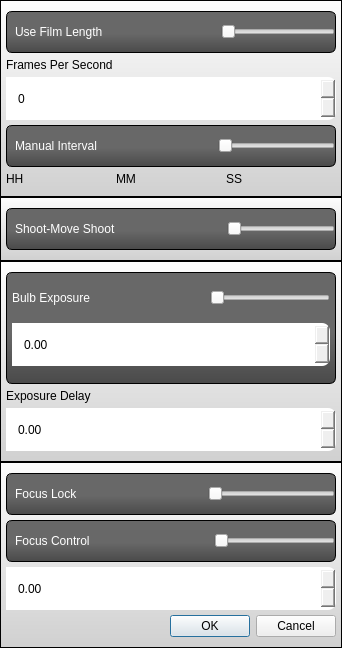
This is Graffik/gui/film/Dialogs/cameracontroldialog.ui in DynamicPerception/Graffik_Legacy as Qt 5 draws it before an edit. The edited form follows.
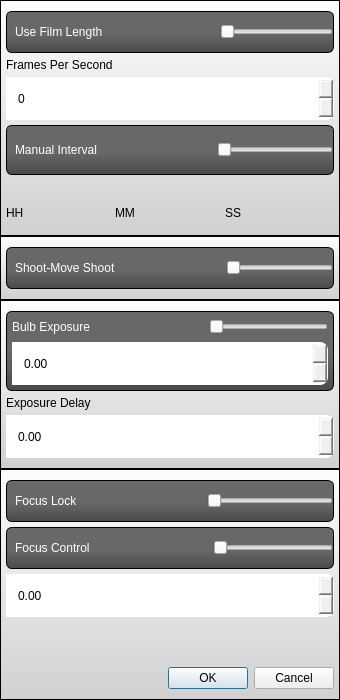
This is the edited form. Icons and pictures are not drawn. Custom widgets are drawn as their Qt base class.

What changed in the file:
```diff
--- a/Graffik/gui/film/Dialogs/cameracontroldialog.ui
+++ b/Graffik/gui/film/Dialogs/cameracontroldialog.ui
@@ -6,15 +6,27 @@
    <rect>
     <x>0</x>
     <y>0</y>
-    <width>342</width>
-    <height>625</height>
+    <width>340</width>
+    <height>700</height>
    </rect>
   </property>
+  <property name="minimumSize">
+   <size>
+    <width>0</width>
+    <height>700</height>
+   </size>
+  </property>
   <property name="windowTitle">
    <string>Camera Control Parameters</string>
   </property>
   <property name="styleSheet">
-   <string notr="true">QDoubleSpinBox, QSpinBox {
+   <string notr="true">#manIntShowFrame {
+
+min-height: 100px;
+max-height: 100px;
+}
+
+QDoubleSpinBox, QSpinBox {
 padding-left: 10px;
 padding-right: 29px;
 border-image:url(:/core/scroll-spin-bg.png);
@@ -133,7 +145,7 @@
 #bulbExpFrame {
 padding: 5px;
 max-height: 120px;
-min-height: 100px;
+min-height: 40px;
 }
 #SMSFrame {
 max-height:75px;
@@ -186,14 +198,14 @@
 margin: 0px;
 }</string>
   </property>
-  <layout class="QGridLayout" name="gridLayout_7">
-   <property name="margin">
-    <number>0</number>
-   </property>
+  <layout class="QVBoxLayout" name="verticalLayout_3">
    <property name="spacing">
     <number>0</number>
    </property>
-   <item row="0" column="0">
+   <property name="margin">
+    <number>0</number>
+   </property>
+   <item>
     <layout class="QGridLayout" name="gridLayout_6">
      <property name="spacing">
       <number>0</number>
@@ -450,50 +462,6 @@
         <property name="margin">
          <number>0</number>
         </property>
-        <item row="4" column="0" colspan="3">
-         <layout class="QGridLayout" name="gridLayout">
-          <property name="spacing">
-           <number>0</number>
-          </property>
-          <item row="2" column="0">
-           <widget class="QLabel" name="hhSpinLabel">
-            <property name="text">
-             <string>HH</string>
-            </property>
-           </widget>
-          </item>
-          <item row="2" column="1">
-           <widget class="QLabel" name="mmSpinLabel">
-            <property name="text">
-             <string>MM</string>
-            </property>
-           </widget>
-          </item>
-          <item row="2" column="2">
-           <widget class="QLabel" name="ssSpinLabel">
-            <property name="text">
-             <string>SS</string>
-            </property>
-           </widget>
-          </item>
-          <item row="1" column="0">
-           <widget class="FlickNumber" name="hhSpinBox" native="true"/>
-          </item>
-          <item row="1" column="1">
-           <widget class="FlickNumber" name="mmSpinBox" native="true">
-            <property name="minimumSize">
-             <size>
-              <width>0</width>
-              <height>0</height>
-             </size>
-            </property>
-           </widget>
-          </item>
-          <item row="1" column="2">
-           <widget class="FlickNumber" name="ssSpinBox" native="true"/>
-          </item>
-         </layout>
-        </item>
         <item row="1" column="0" colspan="2">
          <widget class="QLabel" name="fpsLabel">
           <property name="text">
@@ -555,7 +523,25 @@
           </layout>
          </widget>
         </item>
-        <item row="3" column="0" colspan="3">
+        <item row="3" column="0">
+         <widget class="QFrame" name="manIntShowFrame">
+          <property name="frameShape">
+           <enum>QFrame::NoFrame</enum>
+          </property>
+          <property name="frameShadow">
+           <enum>QFrame::Plain</enum>
+          </property>
+          <property name="lineWidth">
+           <number>0</number>
+          </property>
+          <layout class="QVBoxLayout" name="verticalLayout_2">
+           <property name="spacing">
+            <number>0</number>
+           </property>
+           <property name="margin">
+            <number>0</number>
+           </property>
+           <item>
          <widget class="QFrame" name="manIntFrame">
           <property name="frameShape">
            <enum>QFrame::StyledPanel</enum>
@@ -596,6 +582,53 @@
               <enum>Qt::Horizontal</enum>
              </property>
             </widget>
+              </item>
+             </layout>
+            </widget>
+           </item>
+           <item>
+            <layout class="QGridLayout" name="gridLayout">
+             <property name="spacing">
+              <number>0</number>
+             </property>
+             <item row="2" column="0">
+              <widget class="QLabel" name="hhSpinLabel">
+               <property name="text">
+                <string>HH</string>
+               </property>
+              </widget>
+             </item>
+             <item row="2" column="1">
+              <widget class="QLabel" name="mmSpinLabel">
+               <property name="text">
+                <string>MM</string>
+               </property>
+              </widget>
+             </item>
+             <item row="2" column="2">
+              <widget class="QLabel" name="ssSpinLabel">
+               <property name="text">
+                <string>SS</string>
+               </property>
+              </widget>
+             </item>
+             <item row="1" column="0">
+              <widget class="FlickNumber" name="hhSpinBox" native="true"/>
+             </item>
+             <item row="1" column="1">
+              <widget class="FlickNumber" name="mmSpinBox" native="true">
+               <property name="minimumSize">
+                <size>
+                 <width>0</width>
+                 <height>0</height>
+                </size>
+               </property>
+              </widget>
+             </item>
+             <item row="1" column="2">
+              <widget class="FlickNumber" name="ssSpinBox" native="true"/>
+             </item>
+            </layout>
            </item>
           </layout>
          </widget>
```
Lines whose indentation alone changed are shown as unchanged.
